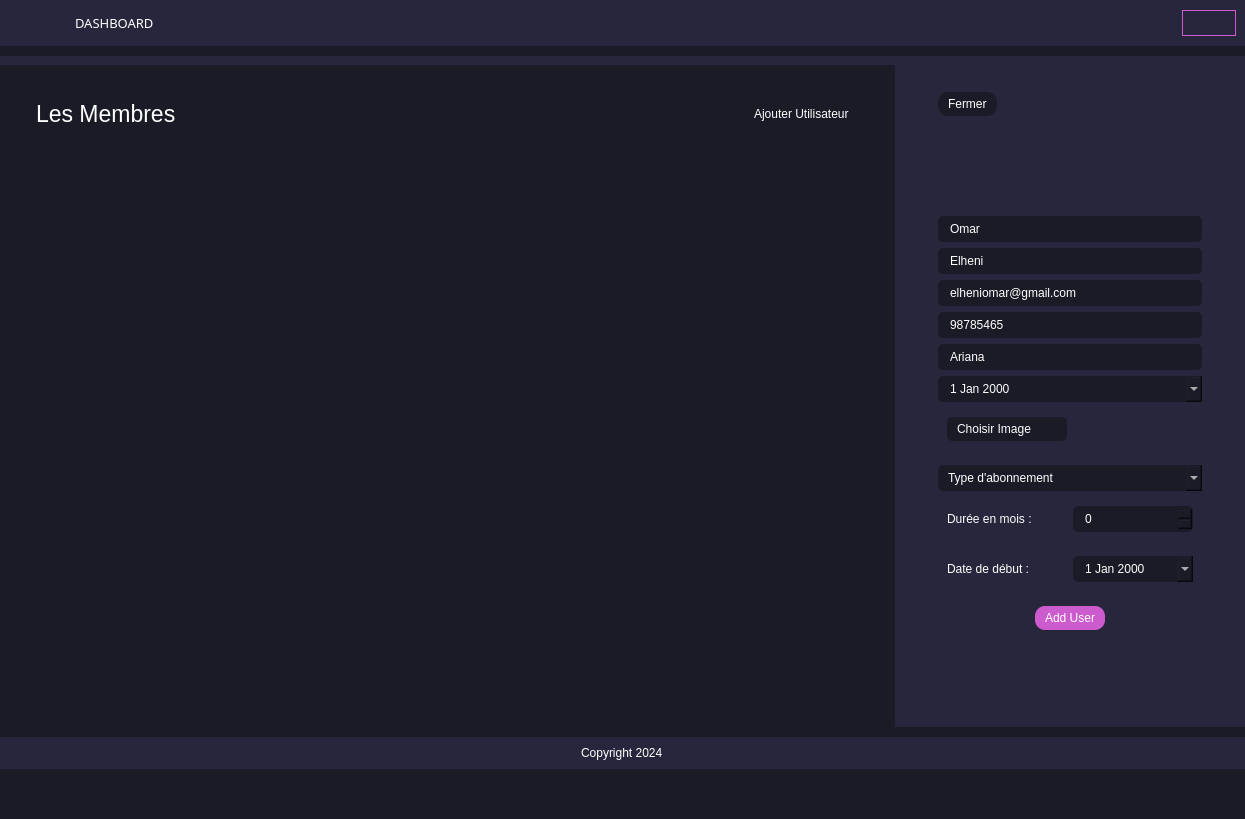
Qt form src/ui/interface.ui (Omarelheni/gym-membership) before a commit.
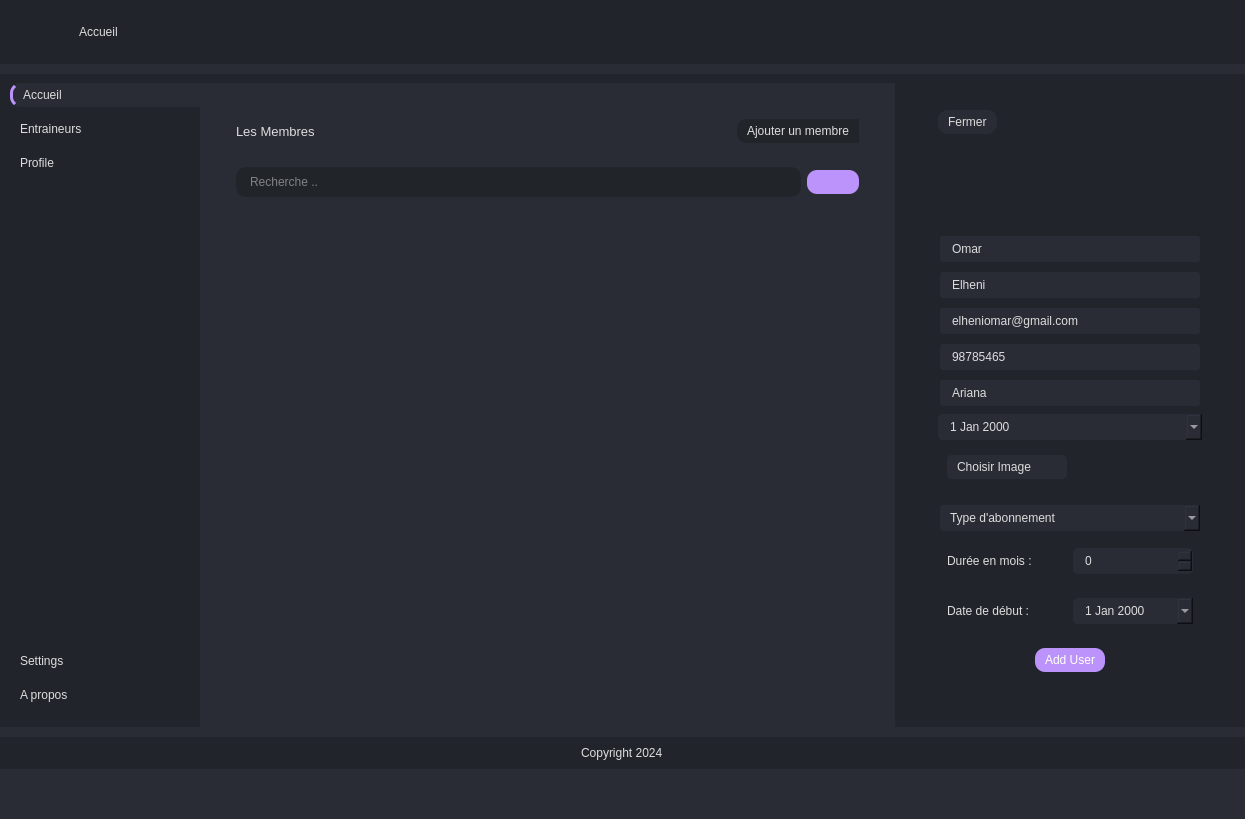
The same form after that commit. Icons and pictures are not drawn. Custom widgets are drawn as their Qt base class.

Commit message: change interface theme

```diff
--- a/src/ui/interface.ui
+++ b/src/ui/interface.ui
@@ -24,25 +24,29 @@
 }
 
 #centralwidget,#mainBodyContent,#homeBtn,QLineEdit,QDateEdit,QPushButton,Line,QComboBox,QSpinBox{
-background-color: #1b1b27
+background-color: #292C35;
 }
 
-#header, #mainBody, #footer{
-background-color: #27263c
+#header, #mainBody, #footer,#leftMenu{
+background-color: #21252B;
 }
 
-#pushButton_3{
-border:1px solid #cc5bce;
+#showUserFormBtn{
+background-color: #21252A;
+}
+
+#profileBtn{
+border:1px solid #BC93FA;
 border-radius:19px;
 text-align:center;
 }
 
-#addUserBtn{
-background-color: #cc5bce;
+#addUserBtn,#searchUserBtn{
+background-color: #BC93FA;
 border-radius: 10px;
+color:white;
 }
 
-
 QPushButton,#leftMenu{
 text-align:left;
 padding:5px 10px;
@@ -54,13 +58,351 @@
 }
 
 #homeBtn{
-border-left: 3px solid #cc5bce;
+border-left: 3px solid #BC93FA;
 }
 
 QLineEdit,QDateEdit,QComboBox,QSpinBox{
 padding: 5px 10px;
 border-radius: 5px;
-}</string>
+}
+
+#searchUser{
+border-radius: 10px;
+background-color: #21252A
+}
+
+#dashboardLabel{
+color:#ffffff;
+font-family:&quot;Poppins&quot;, sans-serif
+}
+
+
+
+
+/* /////////////////////////////////////////////////////////////////////////////////////////////////
+
+SET APP STYLESHEET - FULL STYLES HERE
+DARK THEME - DRACULA COLOR BASED
+
+# BY: WANDERSON M.PIMENTA
+# PROJECT MADE WITH: Qt Designer and PySide6
+# V: 1.0.0
+#
+# This project can be used freely for all uses, as long as they maintain the
+# respective credits only in the Python scripts, any information in the visual
+# interface (GUI) can be modified without any implication.
+#
+# There are limitations on Qt licenses if you want to use your products
+# commercially, I recommend reading them on the official website:
+# https://doc.qt.io/qtforpython/licenses.html
+
+///////////////////////////////////////////////////////////////////////////////////////////////// */
+
+QWidget{
+	color: rgb(221, 221, 221);
+	font: 10pt &quot;Segoe UI&quot;;
+}
+
+/* /////////////////////////////////////////////////////////////////////////////////////////////////
+Tooltip */
+QToolTip {
+	color: #ffffff;
+	background-color: rgba(33, 37, 43, 180);
+	border: 1px solid rgb(44, 49, 58);
+	background-image: none;
+	background-position: left center;
+    background-repeat: no-repeat;
+	border: none;
+	border-left: 2px solid rgb(255, 121, 198);
+	text-align: left;
+	padding-left: 8px;
+	margin: 0px;
+}
+
+
+/* /////////////////////////////////////////////////////////////////////////////////////////////////
+
+/* MENUS */
+
+
+
+
+/* /////////////////////////////////////////////////////////////////////////////////////////////////
+QTableWidget */
+QTableWidget {
+    color: rgba(255, 255, 255, 0.7);
+    alternate-background-color: #3d3d3d;  /* Alternate row color */
+    gridline-color: rgba(255, 255, 255, 0.1);
+}
+QTableWidget::item {
+    padding: 12px 7px;
+    border: 1px solid rgba(255, 255, 255, 0.1);
+}
+QHeaderView::section {
+    background-color: #444444;
+    border: 1px solid #555555;
+    color: rgba(255, 255, 255, 0.7);
+    font-size: 12px;
+    text-transform: uppercase;
+    padding: 5px;
+}
+QTableWidget::item:selected {
+    background-color: #666666;
+}
+
+QTableWidget::item:selected{
+	background-color: rgb(189, 147, 249);
+}
+
+
+/* /////////////////////////////////////////////////////////////////////////////////////////////////
+LineEdit */
+QLineEdit {
+	border-radius: 5px;
+	border: 2px solid rgb(33, 37, 43);
+	padding-left: 10px;
+	selection-color: rgb(255, 255, 255);
+	selection-background-color: rgb(255, 121, 198);
+}
+QLineEdit:hover {
+	border: 2px solid rgb(64, 71, 88);
+}
+QLineEdit:focus {
+	border: 2px solid rgb(91, 101, 124);
+}
+
+/* /////////////////////////////////////////////////////////////////////////////////////////////////
+PlainTextEdit */
+QPlainTextEdit {
+	background-color: rgb(27, 29, 35);
+	border-radius: 5px;
+	padding: 10px;
+	selection-color: rgb(255, 255, 255);
+	selection-background-color: rgb(255, 121, 198);
+}
+QPlainTextEdit  QScrollBar:vertical {
+    width: 8px;
+ }
+QPlainTextEdit  QScrollBar:horizontal {
+    height: 8px;
+ }
+QPlainTextEdit:hover {
+	border: 2px solid rgb(64, 71, 88);
+}
+QPlainTextEdit:focus {
+	border: 2px solid rgb(91, 101, 124);
+}
+
+/* /////////////////////////////////////////////////////////////////////////////////////////////////
+ScrollBars */
+QScrollBar:horizontal {
+    border: none;
+    background: rgb(52, 59, 72);
+    height: 8px;
+    margin: 0px 21px 0 21px;
+	border-radius: 0px;
+}
+QScrollBar::handle:horizontal {
+    background: rgb(189, 147, 249);
+    min-width: 25px;
+	border-radius: 4px
+}
+QScrollBar::add-line:horizontal {
+    border: none;
+    background: rgb(55, 63, 77);
+    width: 20px;
+	border-top-right-radius: 4px;
+    border-bottom-right-radius: 4px;
+    subcontrol-position: right;
+    subcontrol-origin: margin;
+}
+QScrollBar::sub-line:horizontal {
+    border: none;
+    background: rgb(55, 63, 77);
+    width: 20px;
+	border-top-left-radius: 4px;
+    border-bottom-left-radius: 4px;
+    subcontrol-position: left;
+    subcontrol-origin: margin;
+}
+QScrollBar::up-arrow:horizontal, QScrollBar::down-arrow:horizontal
+{
+     background: none;
+}
+QScrollBar::add-page:horizontal, QScrollBar::sub-page:horizontal
+{
+     background: none;
+}
+ QScrollBar:vertical {
+	border: none;
+    background: rgb(52, 59, 72);
+    width: 8px;
+    margin: 21px 0 21px 0;
+	border-radius: 0px;
+ }
+ QScrollBar::handle:vertical {	
+	background: rgb(189, 147, 249);
+    min-height: 25px;
+	border-radius: 4px
+ }
+ QScrollBar::add-line:vertical {
+     border: none;
+    background: rgb(55, 63, 77);
+     height: 20px;
+	border-bottom-left-radius: 4px;
+    border-bottom-right-radius: 4px;
+     subcontrol-position: bottom;
+     subcontrol-origin: margin;
+ }
+ QScrollBar::sub-line:vertical {
+	border: none;
+    background: rgb(55, 63, 77);
+     height: 20px;
+	border-top-left-radius: 4px;
+    border-top-right-radius: 4px;
+     subcontrol-position: top;
+     subcontrol-origin: margin;
+ }
+ QScrollBar::up-arrow:vertical, QScrollBar::down-arrow:vertical {
+     background: none;
+ }
+
+ QScrollBar::add-page:vertical, QScrollBar::sub-page:vertical {
+     background: none;
+ }
+
+/* /////////////////////////////////////////////////////////////////////////////////////////////////
+CheckBox */
+QCheckBox::indicator {
+    border: 3px solid rgb(52, 59, 72);
+	width: 15px;
+	height: 15px;
+	border-radius: 10px;
+    background: rgb(44, 49, 60);
+}
+QCheckBox::indicator:hover {
+    border: 3px solid rgb(58, 66, 81);
+}
+QCheckBox::indicator:checked {
+    background: 3px solid rgb(52, 59, 72);
+	border: 3px solid rgb(52, 59, 72);	
+	background-image: url(:/icons/images/icons/cil-check-alt.png);
+}
+
+/* /////////////////////////////////////////////////////////////////////////////////////////////////
+RadioButton */
+QRadioButton::indicator {
+    border: 3px solid rgb(52, 59, 72);
+	width: 15px;
+	height: 15px;
+	border-radius: 10px;
+    background: rgb(44, 49, 60);
+}
+QRadioButton::indicator:hover {
+    border: 3px solid rgb(58, 66, 81);
+}
+QRadioButton::indicator:checked {
+    background: 3px solid rgb(94, 106, 130);
+	border: 3px solid rgb(52, 59, 72);	
+}
+
+/* /////////////////////////////////////////////////////////////////////////////////////////////////
+ComboBox */
+QComboBox{
+	border-radius: 5px;
+	border: 2px solid rgb(33, 37, 43);
+	padding: 5px;
+	padding-left: 10px;
+}
+QComboBox:hover{
+	border: 2px solid rgb(64, 71, 88);
+}
+QComboBox::drop-down {
+	subcontrol-origin: padding;
+	subcontrol-position: top right;
+	width: 25px; 
+	border-left-width: 3px;
+	border-left-color: rgba(39, 44, 54, 150);
+	border-left-style: solid;
+	border-top-right-radius: 3px;
+	border-bottom-right-radius: 3px;	
+	background-image: url(:/icons/images/icons/cil-arrow-bottom.png);
+	background-position: center;
+	background-repeat: no-reperat;
+ }
+QComboBox QAbstractItemView {
+	color: rgb(255, 121, 198);	
+	background-color: rgb(33, 37, 43);
+	padding: 10px;
+	selection-background-color: rgb(39, 44, 54);
+}
+
+/* /////////////////////////////////////////////////////////////////////////////////////////////////
+Sliders */
+QSlider::groove:horizontal {
+    border-radius: 5px;
+    height: 10px;
+	margin: 0px;
+	background-color: rgb(52, 59, 72);
+}
+QSlider::groove:horizontal:hover {
+	background-color: rgb(55, 62, 76);
+}
+QSlider::handle:horizontal {
+    background-color: rgb(189, 147, 249);
+    border: none;
+    height: 10px;
+    width: 10px;
+    margin: 0px;
+	border-radius: 5px;
+}
+QSlider::handle:horizontal:hover {
+    background-color: rgb(195, 155, 255);
+}
+QSlider::handle:horizontal:pressed {
+    background-color: rgb(255, 121, 198);
+}
+
+QSlider::groove:vertical {
+    border-radius: 5px;
+    width: 10px;
+    margin: 0px;
+	background-color: rgb(52, 59, 72);
+}
+QSlider::groove:vertical:hover {
+	background-color: rgb(55, 62, 76);
+}
+QSlider::handle:vertical {
+    background-color: rgb(189, 147, 249);
+	border: none;
+    height: 10px;
+    width: 10px;
+    margin: 0px;
+	border-radius: 5px;
+}
+QSlider::handle:vertical:hover {
+    background-color: rgb(195, 155, 255);
+}
+QSlider::handle:vertical:pressed {
+    background-color: rgb(255, 121, 198);
+}
+
+/* /////////////////////////////////////////////////////////////////////////////////////////////////
+CommandLinkButton */
+QCommandLinkButton {	
+	color: rgb(255, 121, 198);
+	border-radius: 5px;
+	padding: 5px;
+}
+QCommandLinkButton:hover {	
+	color: rgb(255, 170, 255);
+	background-color: rgb(44, 49, 60);
+}
+QCommandLinkButton:pressed {	
+	color: rgb(189, 147, 249);
+	background-color: rgb(52, 58, 71);
+}
+</string>
   </property>
   <widget class="QWidget" name="centralwidget">
    <layout class="QVBoxLayout" name="verticalLayout">
@@ -82,26 +424,9 @@
     <item alignment="Qt::AlignmentFlag::AlignTop">
      <widget class="QWidget" name="header" native="true">
       <property name="styleSheet">
-       <string notr="true">#header, #mainBody{
-background-color: #27263c;
-}</string>
+       <string notr="true"/>
       </property>
       <layout class="QHBoxLayout" name="horizontalLayout">
-       <property name="spacing">
-        <number>0</number>
-       </property>
-       <property name="leftMargin">
-        <number>0</number>
-       </property>
-       <property name="topMargin">
-        <number>0</number>
-       </property>
-       <property name="rightMargin">
-        <number>0</number>
-       </property>
-       <property name="bottomMargin">
-        <number>0</number>
-       </property>
        <item alignment="Qt::AlignmentFlag::AlignLeft">
         <widget class="QFrame" name="frame">
          <property name="frameShape">
@@ -115,7 +440,9 @@
            <widget class="QPushButton" name="menuBtn">
             <property name="font">
              <font>
-              <pointsize>11</pointsize>
+              <family>Segoe UI</family>
+              <pointsize>10</pointsize>
+              <italic>false</italic>
               <bold>false</bold>
              </font>
             </property>
@@ -127,27 +454,14 @@
             </property>
             <property name="icon">
              <iconset resource="../Qss/icons/_icons.qrc">
-              <normaloff>:/feather/icons/feather/align-justify.png</normaloff>:/feather/icons/feather/align-justify.png</iconset>
+              <normaloff>:/feather/special/wrb.png</normaloff>:/feather/special/wrb.png</iconset>
             </property>
            </widget>
           </item>
-          <item alignment="Qt::AlignmentFlag::AlignLeft">
+          <item>
            <widget class="QLabel" name="label">
-            <property name="font">
-             <font>
-              <family>Poppins</family>
-              <pointsize>10</pointsize>
-              <bold>false</bold>
-             </font>
-            </property>
-            <property name="styleSheet">
-             <string notr="true">#label{
-color:#ffffff;
-font-family:&quot;Poppins&quot;, sans-serif
-}</string>
-            </property>
             <property name="text">
-             <string>DASHBOARD</string>
+             <string>Accueil</string>
             </property>
            </widget>
           </item>
@@ -164,46 +478,116 @@
          </property>
          <layout class="QHBoxLayout" name="horizontalLayout_3">
           <item>
-           <widget class="QPushButton" name="pushButton">
+           <widget class="QPushButton" name="minimizeAppBtn">
+            <property name="minimumSize">
+             <size>
+              <width>28</width>
+              <height>28</height>
+             </size>
+            </property>
+            <property name="maximumSize">
+             <size>
+              <width>28</width>
+              <height>28</height>
+             </size>
+            </property>
             <property name="cursor">
              <cursorShape>PointingHandCursor</cursorShape>
             </property>
+            <property name="toolTip">
+             <string>Minimize</string>
+            </property>
+            <property name="text">
+             <string/>
+            </property>
             <property name="icon">
-             <iconset resource="../Qss/icons/_icons.qrc">
-              <normaloff>:/feather/icons/feather/bell.png</normaloff>:/feather/icons/feather/bell.png</iconset>
+             <iconset resource="../../../Modern_GUI_PyDracula_PySide6_or_PyQt6/resources.qrc">
+              <normaloff>:/icons/images/icons/icon_minimize.png</normaloff>:/icons/images/icons/icon_minimize.png</iconset>
             </property>
+            <property name="iconSize">
+             <size>
+              <width>20</width>
+              <height>20</height>
+             </size>
+            </property>
            </widget>
           </item>
           <item>
-           <widget class="QPushButton" name="pushButton_2">
+           <widget class="QPushButton" name="maximizeRestoreAppBtn">
+            <property name="minimumSize">
+             <size>
+              <width>28</width>
+              <height>28</height>
+             </size>
+            </property>
+            <property name="maximumSize">
+             <size>
+              <width>28</width>
+              <height>28</height>
+             </size>
+            </property>
+            <property name="font">
+             <font>
+              <family>Segoe UI</family>
+              <pointsize>10</pointsize>
+              <italic>false</italic>
+              <bold>false</bold>
+              <stylestrategy>PreferDefault</stylestrategy>
+             </font>
+            </property>
             <property name="cursor">
              <cursorShape>PointingHandCursor</cursorShape>
             </property>
+            <property name="toolTip">
+             <string>Maximize</string>
+            </property>
             <property name="text">
              <string/>
             </property>
             <property name="icon">
-             <iconset resource="../Qss/icons/_icons.qrc">
-              <normaloff>:/feather/icons/feather/activity.png</normaloff>:/feather/icons/feather/activity.png</iconset>
+             <iconset resource="../../../Modern_GUI_PyDracula_PySide6_or_PyQt6/resources.qrc">
+              <normaloff>:/icons/images/icons/icon_maximize.png</normaloff>:/icons/images/icons/icon_maximize.png</iconset>
             </property>
+            <property name="iconSize">
+             <size>
+              <width>20</width>
+              <height>20</height>
+             </size>
+            </property>
            </widget>
           </item>
           <item>
-           <widget class="QPushButton" name="pushButton_3">
+           <widget class="QPushButton" name="closeAppBtn">
+            <property name="minimumSize">
+             <size>
+              <width>28</width>
+              <height>28</height>
+             </size>
+            </property>
+            <property name="maximumSize">
+             <size>
+              <width>28</width>
+              <height>28</height>
+             </size>
+            </property>
             <property name="cursor">
              <cursorShape>PointingHandCursor</cursorShape>
             </property>
-            <property name="styleSheet">
-             <string notr="true">#pushButton_3{
-				color:&quot;#FFFFFF&quot;;
-}</string>
+            <property name="toolTip">
+             <string>Close</string>
             </property>
             <property name="text">
              <string/>
             </property>
             <property name="icon">
-             <iconset resource="../Qss/icons/_icons.qrc">
-              <normaloff>:/feather/icons/feather/user.png</normaloff>:/feather/icons/feather/user.png</iconset>
+             <iconset resource="../../../Modern_GUI_PyDracula_PySide6_or_PyQt6/resources.qrc">
+              <normaloff>:/icons/images/icons/icon_close.png</normaloff>:/icons/images/icons/icon_close.png</iconset>
+            </property>
+            <property name="iconSize">
+             <size>
+              <width>20</width>
+              <height>20</height>
+             </size>
             </property>
            </widget>
           </item>
@@ -222,9 +606,7 @@
        </size>
       </property>
       <property name="styleSheet">
-       <string notr="true">#mainBody{
-background-color: #27263c;
-}</string>
+       <string notr="true"/>
       </property>
       <layout class="QHBoxLayout" name="horizontalLayout_2">
        <property name="spacing">
@@ -252,14 +634,12 @@
          </property>
          <property name="maximumSize">
           <size>
-           <width>0</width>
+           <width>200</width>
            <height>16777215</height>
           </size>
          </property>
          <property name="styleSheet">
-          <string notr="true">#leftMenu{
-background-color: #27263c;
-}</string>
+          <string notr="true"/>
          </property>
          <layout class="QVBoxLayout" name="verticalLayout_3">
           <property name="spacing">
@@ -331,7 +711,7 @@
                    <cursorShape>PointingHandCursor</cursorShape>
                   </property>
                   <property name="text">
-                   <string>Home</string>
+                   <string>Accueil</string>
                   </property>
                   <property name="icon">
                    <iconset resource="../Qss/icons/_icons.qrc">
@@ -345,11 +725,11 @@
                    <cursorShape>PointingHandCursor</cursorShape>
                   </property>
                   <property name="text">
-                   <string>Reports</string>
+                   <string>Entraineurs</string>
                   </property>
                   <property name="icon">
                    <iconset resource="../Qss/icons/_icons.qrc">
-                    <normaloff>:/material_design/icons/material_design/print.png</normaloff>:/material_design/icons/material_design/print.png</iconset>
+                    <normaloff>:/font_awesome/solid/icons/font_awesome/solid/people-group.png</normaloff>:/font_awesome/solid/icons/font_awesome/solid/people-group.png</iconset>
                   </property>
                  </widget>
                 </item>
@@ -359,7 +739,7 @@
                    <cursorShape>PointingHandCursor</cursorShape>
                   </property>
                   <property name="text">
-                   <string>Account</string>
+                   <string>Profile</string>
                   </property>
                   <property name="icon">
                    <iconset resource="../Qss/icons/_icons.qrc">
@@ -421,27 +801,13 @@
                   </property>
                  </widget>
                 </item>
-                <item>
-                 <widget class="QPushButton" name="helpBtn">
-                  <property name="cursor">
-                   <cursorShape>PointingHandCursor</cursorShape>
-                  </property>
-                  <property name="text">
-                   <string>Help</string>
-                  </property>
-                  <property name="icon">
-                   <iconset resource="../Qss/icons/_icons.qrc">
-                    <normaloff>:/feather/icons/feather/help-circle.png</normaloff>:/feather/icons/feather/help-circle.png</iconset>
-                  </property>
-                 </widget>
-                </item>
                 <item>
                  <widget class="QPushButton" name="aboutBtn">
                   <property name="cursor">
                    <cursorShape>PointingHandCursor</cursorShape>
                   </property>
                   <property name="text">
-                   <string>About</string>
+                   <string>A propos</string>
                   </property>
                   <property name="icon">
                    <iconset resource="../Qss/icons/_icons.qrc">
@@ -487,10 +853,13 @@
                    </property>
                    <layout class="QHBoxLayout" name="horizontalLayout_6">
                     <item>
-                     <widget class="QLabel" name="label_4">
+                     <widget class="QLabel" name="membersLabel">
                       <property name="font">
                        <font>
-                        <pointsize>17</pointsize>
+                        <family>Segoe UI</family>
+                        <pointsize>10</pointsize>
+                        <italic>false</italic>
+                        <bold>false</bold>
                        </font>
                       </property>
                       <property name="text">
@@ -504,7 +873,7 @@
                        <cursorShape>PointingHandCursor</cursorShape>
                       </property>
                       <property name="text">
-                       <string>Ajouter Utilisateur</string>
+                       <string>Ajouter un membre</string>
                       </property>
                       <property name="icon">
                        <iconset resource="../Qss/icons/_icons.qrc">
@@ -521,14 +890,46 @@
                    </layout>
                   </widget>
                  </item>
+                 <item>
+                  <widget class="QWidget" name="searchUserBar" native="true">
+                   <property name="maximumSize">
+                    <size>
+                     <width>750</width>
+                     <height>16777215</height>
+                    </size>
+                   </property>
+                   <layout class="QHBoxLayout" name="horizontalLayout_11">
+                    <item>
+                     <widget class="QLineEdit" name="searchUser">
+                      <property name="placeholderText">
+                       <string>Recherche ..</string>
+                      </property>
+                     </widget>
+                    </item>
+                    <item>
+                     <widget class="QPushButton" name="searchUserBtn">
+                      <property name="cursor">
+                       <cursorShape>PointingHandCursor</cursorShape>
+                      </property>
+                      <property name="text">
+                       <string/>
+                      </property>
+                      <property name="icon">
+                       <iconset resource="../Qss/icons/_icons.qrc">
+                        <normaloff>:/feather/icons/feather/search.png</normaloff>:/feather/icons/feather/search.png</iconset>
+                      </property>
+                     </widget>
+                    </item>
+                   </layout>
+                  </widget>
+                 </item>
                  <item>
                   <widget class="QTableWidget" name="tableWidgetUsers">
                    <property name="styleSheet">
                     <string notr="true">QPushButton{
-background-color: #cc5bce;
 padding: 5px 10px;
 border-radius: 5px;
-
+background-color: #292C35;
 }</string>
                    </property>
                    <property name="frameShape">
@@ -568,11 +969,14 @@
               </property>
               <property name="font">
                <font>
-                <pointsize>17</pointsize>
+                <family>Segoe UI</family>
+                <pointsize>10</pointsize>
+                <italic>false</italic>
+                <bold>false</bold>
                </font>
               </property>
               <property name="text">
-               <string>Account Page</string>
+               <string>Page profile</string>
               </property>
              </widget>
             </widget>
@@ -588,11 +992,14 @@
               </property>
               <property name="font">
                <font>
-                <pointsize>17</pointsize>
+                <family>Segoe UI</family>
+                <pointsize>10</pointsize>
+                <italic>false</italic>
+                <bold>false</bold>
                </font>
               </property>
               <property name="text">
-               <string>settings Page</string>
+               <string>Page settings</string>
               </property>
              </widget>
             </widget>
@@ -629,7 +1036,7 @@
               <widget class="QWidget" name="widget_4" native="true">
                <property name="styleSheet">
                 <string notr="true">QPushButton {
-background-color: #1b1b27;
+background-color:#292C35;
 border-radius: 10px;
 }</string>
                </property>
@@ -691,7 +1098,7 @@
                 <string notr="true">QPushButton{
 padding: 5px 10px;
 border-radius: 5px;
-background-color: #1b1b27
+background-color: #292C35;
 }</string>
                </property>
                <property name="frameShape">
```
Left out of the diff: 1 changed line with no effect on the pictures. The commit also changes 5735 other files.
